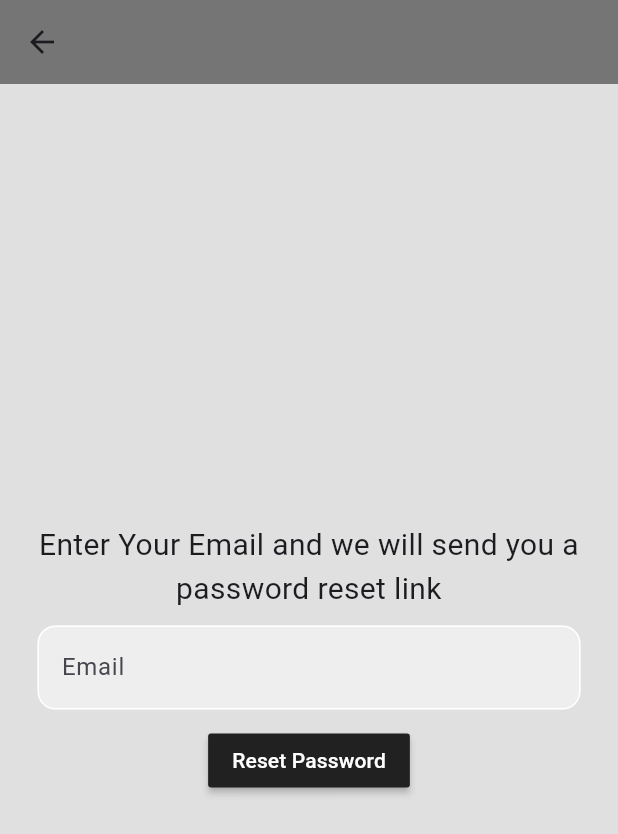
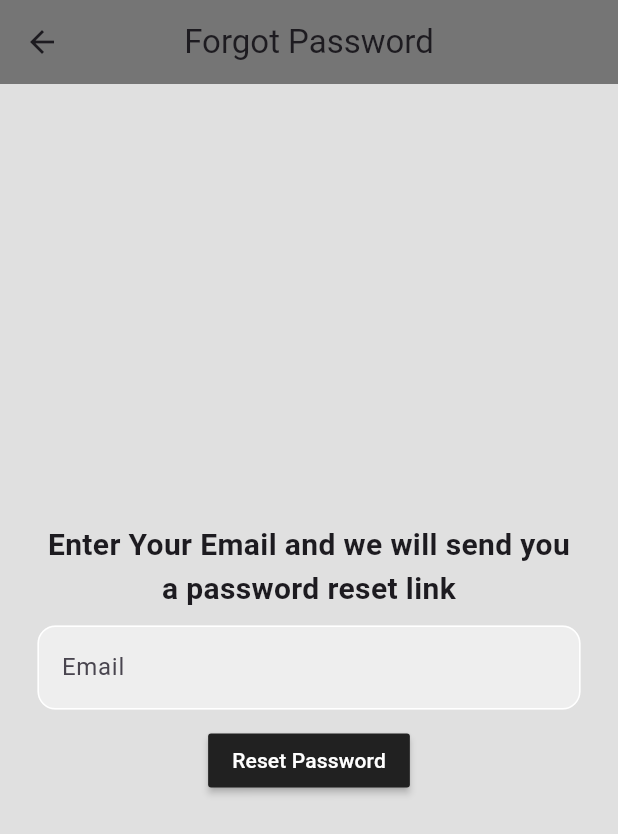
Before and after one commit to haoking1111/Sneaker_app, a Flutter app: the ForgotPasswordPage screen opened directly, on a phone screen of 412 x 824 dp. Shown: the top 834 px of the screen. Run offline on Flutter 3.47's test engine with Material 3 defaults, Android fonts, the phone set to English and light mode, and no system bars; our stand-ins replace firebase_auth, firebase_core, google_fonts, google_nav_bar; accounts and stored records are empty.

Commit message:
second commit firebase

```diff
--- a/lib/pages/forgot_pasword_page.dart
+++ b/lib/pages/forgot_pasword_page.dart
@@ -49,6 +49,8 @@ class _ForgotPasswordPageState extends State<ForgotPasswordPage> {
       appBar: AppBar(
         backgroundColor: Colors.grey[600],
         elevation: 0,
+        title: Text('Forgot Password'),
+        centerTitle: true,
       ),
       body: Column(
         mainAxisAlignment: MainAxisAlignment.center,
@@ -58,7 +60,8 @@ class _ForgotPasswordPageState extends State<ForgotPasswordPage> {
             child: Text(
               'Enter Your Email and we will send you a password reset link',
               style: TextStyle(
-                fontSize: 20
+                fontSize: 20,
+                fontWeight: FontWeight.bold
               ),
               textAlign: TextAlign.center,
             ),
@@ -89,7 +92,8 @@ class _ForgotPasswordPageState extends State<ForgotPasswordPage> {
 
           SizedBox(height: 10,),
 
-          MaterialButton(onPressed:passwordReset,
+          MaterialButton(
+            onPressed:passwordReset,
             child: Text('Reset Password', style: TextStyle(color: Colors.white),),
             color: Colors.grey[900],
 
```
Also changed, not shown: lib/pages/login_page.dart (+12 -0 lines), lib/pages/register_page.dart (+13 -0 lines).
